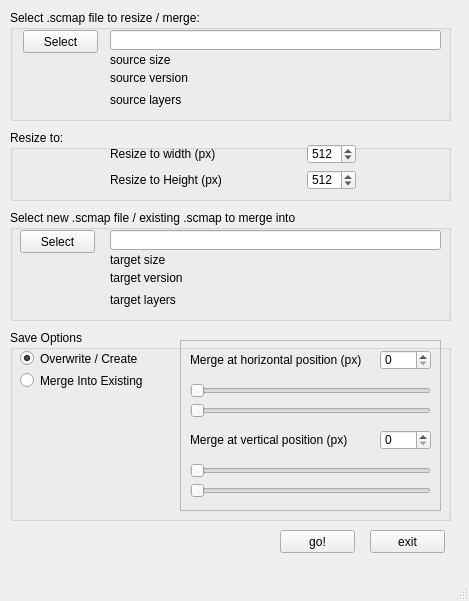
The window that scmp_rescale/scmp_rescale_window.ui (Axle1975/ScmpRescale) describes before a commit, drawn with Qt 5.
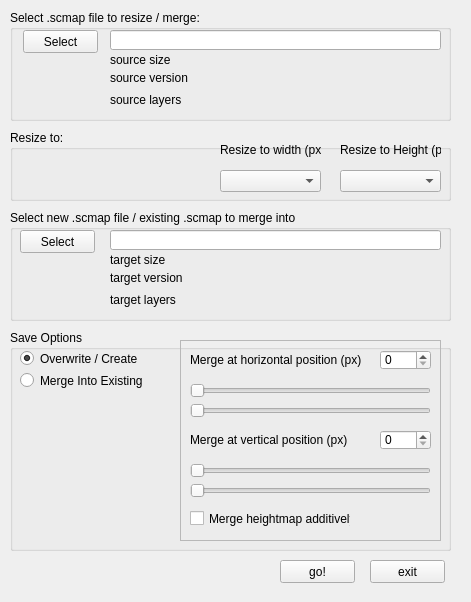
The same window after the commit.

Commit message: support additive merge, change width/height spinboxes to comboboxes, enforce width=height in overwrite mode

```diff
--- a/scmp_rescale/scmp_rescale_window.ui
+++ b/scmp_rescale/scmp_rescale_window.ui
@@ -6,8 +6,8 @@
    <rect>
     <x>0</x>
     <y>0</y>
-    <width>469</width>
-    <height>601</height>
+    <width>471</width>
+    <height>602</height>
    </rect>
   </property>
   <property name="sizePolicy">
@@ -110,56 +110,12 @@
     <property name="title">
      <string>Resize to:</string>
     </property>
-    <widget class="QSpinBox" name="sourceNewHeightSpinBox">
-     <property name="geometry">
-      <rect>
-       <x>297</x>
-       <y>40</y>
-       <width>49</width>
-       <height>20</height>
-      </rect>
-     </property>
-     <property name="toolTip">
-      <string>Height in pixels to which to scale the source map</string>
-     </property>
-     <property name="minimum">
-      <number>64</number>
-     </property>
-     <property name="maximum">
-      <number>4096</number>
-     </property>
-     <property name="value">
-      <number>512</number>
-     </property>
-    </widget>
-    <widget class="QSpinBox" name="sourceNewWidthSpinBox">
-     <property name="geometry">
-      <rect>
-       <x>297</x>
-       <y>14</y>
-       <width>49</width>
-       <height>20</height>
-      </rect>
-     </property>
-     <property name="toolTip">
-      <string>Width in pixels to which to scale the source map</string>
-     </property>
-     <property name="minimum">
-      <number>64</number>
-     </property>
-     <property name="maximum">
-      <number>4096</number>
-     </property>
-     <property name="value">
-      <number>512</number>
-     </property>
-    </widget>
     <widget class="QLabel" name="sourceNewWidthLabel">
      <property name="geometry">
       <rect>
-       <x>100</x>
-       <y>14</y>
-       <width>131</width>
+       <x>210</x>
+       <y>10</y>
+       <width>101</width>
        <height>20</height>
       </rect>
      </property>
@@ -170,9 +126,9 @@
     <widget class="QLabel" name="sourceNewHeightLabel">
      <property name="geometry">
       <rect>
-       <x>100</x>
-       <y>40</y>
-       <width>141</width>
+       <x>330</x>
+       <y>10</y>
+       <width>101</width>
        <height>20</height>
       </rect>
      </property>
@@ -180,6 +136,26 @@
       <string>Resize to Height (px)</string>
      </property>
     </widget>
+    <widget class="QComboBox" name="sourceNewWidthComboBox">
+     <property name="geometry">
+      <rect>
+       <x>210</x>
+       <y>40</y>
+       <width>101</width>
+       <height>22</height>
+      </rect>
+     </property>
+    </widget>
+    <widget class="QComboBox" name="sourceNewHeightComboBox">
+     <property name="geometry">
+      <rect>
+       <x>330</x>
+       <y>40</y>
+       <width>101</width>
+       <height>22</height>
+      </rect>
+     </property>
+    </widget>
    </widget>
    <widget class="QGroupBox" name="targetMapGroupBox">
     <property name="geometry">
@@ -265,7 +241,7 @@
       <x>10</x>
       <y>330</y>
       <width>441</width>
-      <height>191</height>
+      <height>221</height>
      </rect>
     </property>
     <property name="title">
@@ -312,7 +288,7 @@
        <x>170</x>
        <y>10</y>
        <width>261</width>
-       <height>171</height>
+       <height>201</height>
       </rect>
      </property>
      <property name="frameShape">
@@ -419,13 +395,26 @@
        <enum>Qt::Horizontal</enum>
       </property>
      </widget>
+     <widget class="QCheckBox" name="additiveMergeCheckBox">
+      <property name="geometry">
+       <rect>
+        <x>10</x>
+        <y>170</y>
+        <width>161</width>
+        <height>17</height>
+       </rect>
+      </property>
+      <property name="text">
+       <string>Merge heightmap additively</string>
+      </property>
+     </widget>
     </widget>
    </widget>
    <widget class="QPushButton" name="exitButton">
     <property name="geometry">
      <rect>
       <x>370</x>
-      <y>530</y>
+      <y>560</y>
       <width>75</width>
       <height>23</height>
      </rect>
@@ -438,7 +427,7 @@
     <property name="geometry">
      <rect>
       <x>280</x>
-      <y>530</y>
+      <y>560</y>
       <width>75</width>
       <height>23</height>
      </rect>
@@ -448,17 +437,6 @@
     </property>
    </widget>
   </widget>
-  <widget class="QMenuBar" name="menubar">
-   <property name="geometry">
-    <rect>
-     <x>0</x>
-     <y>0</y>
-     <width>469</width>
-     <height>21</height>
-    </rect>
-   </property>
-  </widget>
-  <widget class="QStatusBar" name="statusbar"/>
  </widget>
  <tabstops>
   <tabstop>sourceMapLineEdit</tabstop>
```
Left out of the diff: 2 changed lines with no effect on the pictures. The commit also changes 4 other files.
